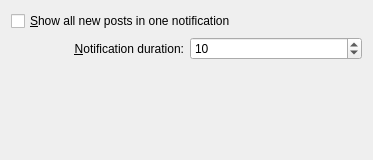
KDE/choqok, file choqok/config/behavior/behaviorconfig_notifications.ui: the form before one commit.
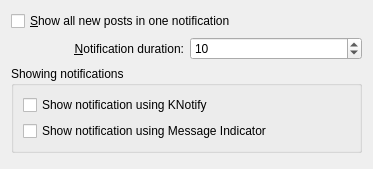
The form after the commit. Custom widgets are drawn as their Qt base class.

```diff
--- a/choqok/config/behavior/behaviorconfig_notifications.ui
+++ b/choqok/config/behavior/behaviorconfig_notifications.ui
@@ -7,7 +7,7 @@
     <x>0</x>
     <y>0</y>
     <width>373</width>
-    <height>160</height>
+    <height>169</height>
    </rect>
   </property>
   <layout class="QVBoxLayout" name="verticalLayout">
@@ -48,6 +48,29 @@
      </item>
     </layout>
    </item>
+   <item>
+    <widget class="QGroupBox" name="groupBox">
+     <property name="title">
+      <string>Showing notifications</string>
+     </property>
+     <layout class="QGridLayout" name="gridLayout">
+      <item row="0" column="0">
+       <widget class="QCheckBox" name="kcfg_knotify">
+        <property name="text">
+         <string>Show notification using KNotify</string>
+        </property>
+       </widget>
+      </item>
+      <item row="1" column="0">
+       <widget class="QCheckBox" name="kcfg_libindicate">
+        <property name="text">
+         <string>Show notification using Message Indicator</string>
+        </property>
+       </widget>
+      </item>
+     </layout>
+    </widget>
+   </item>
    <item>
     <spacer name="verticalSpacer">
      <property name="orientation">
```
